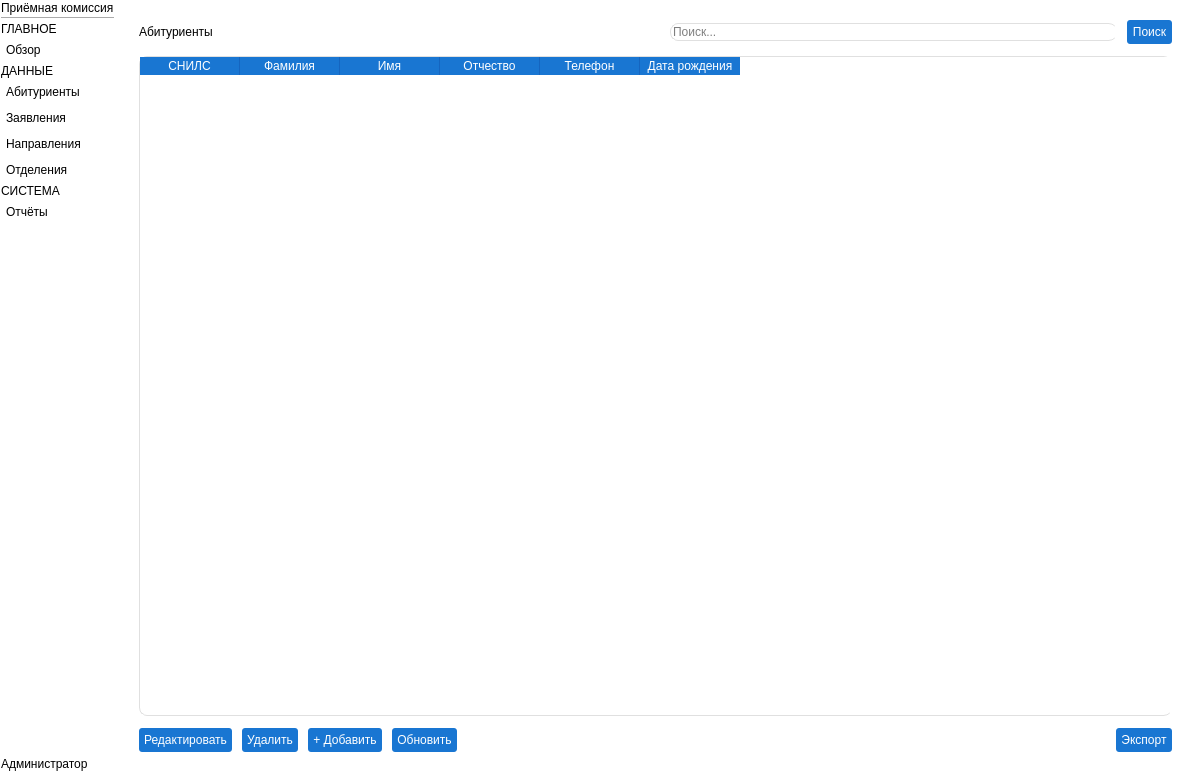
Before: the Qt Designer form ui/main_window.ui in Panamka207/applicant_tracking, drawn with Qt 5.
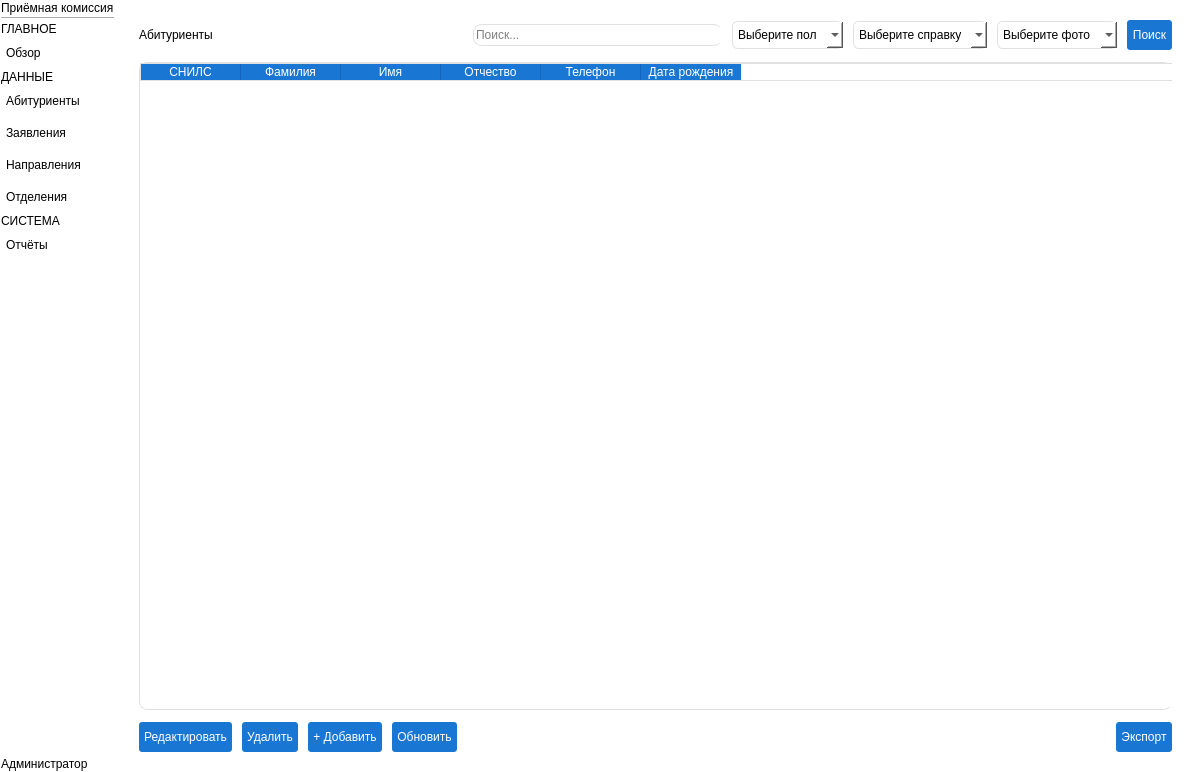
After: the same form once the commit is applied. The open tabs and pages were chosen to show the change.

Commit message: реализован поиск по полу у абитуриентов

```diff
--- a/ui/main_window.ui
+++ b/ui/main_window.ui
@@ -25,6 +25,7 @@
     color: #FFFFFF;
     border: none;
     border-radius: 3px;
+	min-height: 20px;
 }
 QPushButton:hover {
     background-color: #1565C0;
@@ -44,6 +45,7 @@
     border: 1px solid #E0E0E0;
     border-radius: 8px;
 	color: #000000;
+	min-height: 20px;
 }
 
 QTableWidget {
@@ -67,6 +69,26 @@
     color: #424242;
 }
 
+QComboBox {
+	background-color: rgb(255, 255, 255);
+	border: 1px solid #E0E0E0;
+	border-radius: 6px;
+	padding: 5px;
+	color: #000000;
+}
+
+QAbstractItemView {
+	background-color: rgb(255, 255, 255);
+	border: 1px solid #E0E0E0;
+	padding: 0;
+	color: rgb(0, 0, 0)
+}
+
+QAbstractItemView::item:selected {
+	background-color: #1976D2;
+	color: #FFFFFF
+}
+
 </string>
   </property>
   <widget class="QWidget" name="centralWidget">
@@ -566,6 +588,18 @@
           </item>
           <item>
            <widget class="QLineEdit" name="searchApplicants">
+            <property name="minimumSize">
+             <size>
+              <width>0</width>
+              <height>30</height>
+             </size>
+            </property>
+            <property name="baseSize">
+             <size>
+              <width>0</width>
+              <height>20</height>
+             </size>
+            </property>
             <property name="text">
              <string/>
             </property>
@@ -574,6 +608,81 @@
             </property>
            </widget>
           </item>
+          <item>
+           <widget class="QComboBox" name="cmbGender">
+            <property name="minimumSize">
+             <size>
+              <width>105</width>
+              <height>0</height>
+             </size>
+            </property>
+            <item>
+             <property name="text">
+              <string>Выберите пол</string>
+             </property>
+            </item>
+            <item>
+             <property name="text">
+              <string>Мужской</string>
+             </property>
+            </item>
+            <item>
+             <property name="text">
+              <string>Женский</string>
+             </property>
+            </item>
+           </widget>
+          </item>
+          <item>
+           <widget class="QComboBox" name="cmbCertificate">
+            <property name="minimumSize">
+             <size>
+              <width>130</width>
+              <height>0</height>
+             </size>
+            </property>
+            <item>
+             <property name="text">
+              <string>Выберите справку</string>
+             </property>
+            </item>
+            <item>
+             <property name="text">
+              <string>Есть</string>
+             </property>
+            </item>
+            <item>
+             <property name="text">
+              <string>Нет</string>
+             </property>
+            </item>
+           </widget>
+          </item>
+          <item>
+           <widget class="QComboBox" name="cmbPhoto">
+            <property name="minimumSize">
+             <size>
+              <width>115</width>
+              <height>0</height>
+             </size>
+            </property>
+            <item>
+             <property name="text">
+              <string>Выберите фото</string>
+             </property>
+            </item>
+            <item>
+             <property name="text">
+              <string>Есть</string>
+             </property>
+            </item>
+            <item>
+             <property name="text">
+              <string>Нет</string>
+             </property>
+            </item>
+           </widget>
+          </item>
           <item>
            <widget class="QPushButton" name="btnSearchApplicant">
             <property name="text">
```
Left out of the diff: 2 changed lines with no effect on the pictures. The commit also changes 1 other file.
